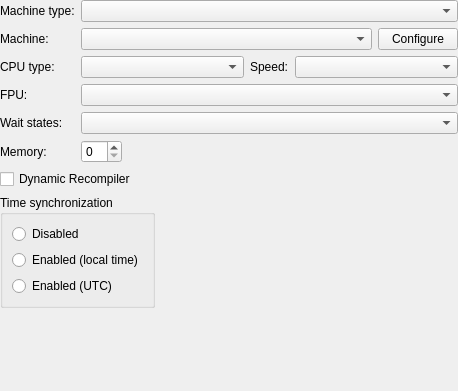
First picture: the form in src/qt/qt_settingsmachine.ui, repository 86Box/86Box, before the edit.
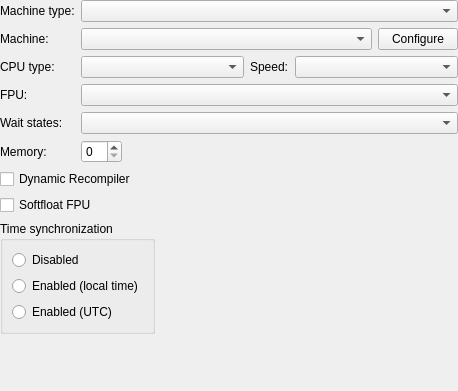
Second picture: the form after the edit.

Commit message: Initial softfloat port from Bochs to 86box, currently selectable only on QT.

Patch:
```diff
--- a/src/qt/qt_settingsmachine.ui
+++ b/src/qt/qt_settingsmachine.ui
@@ -200,6 +200,19 @@
      </property>
     </widget>
    </item>
+   <item>
+    <widget class="QCheckBox" name="checkBoxFPUSoftfloat">
+     <property name="sizePolicy">
+      <sizepolicy hsizetype="Minimum" vsizetype="Fixed">
+       <horstretch>3</horstretch>
+       <verstretch>3</verstretch>
+      </sizepolicy>
+     </property>
+     <property name="text">
+      <string>Softfloat FPU</string>
+     </property>
+    </widget>
+   </item>
    <item>
     <widget class="QGroupBox" name="groupBox">
      <property name="sizePolicy">
```
The commit also changes 43 other files.
